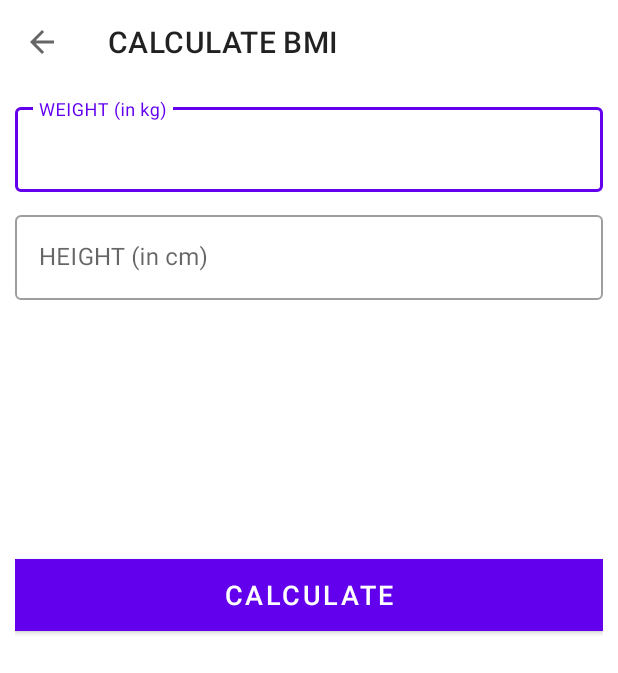
After one commit to pilichm/7MinutesWorkout, an Android app: the BMIActivity screen opened directly, with no data from a screen before it, on a phone screen of 412 x 824 dp. The commit adds this screen. Shown: the top 673 px of the screen. Run offline under Robolectric (Android 15) with nearby library versions, the phone set to English and light mode, and no system bars.

Commit message:
Added: - BMI activity calculating BMI in metric units.

```diff
--- /dev/null
+++ b/app/src/main/res/layout/activity_bmiactivity.xml
@@ -0,0 +1,114 @@
+<?xml version="1.0" encoding="utf-8"?>
+<RelativeLayout xmlns:android="http://schemas.android.com/apk/res/android"
+    xmlns:tools="http://schemas.android.com/tools"
+    android:layout_width="match_parent"
+    android:layout_height="match_parent"
+    android:orientation="vertical"
+    tools:context=".BMIActivity">
+
+    <androidx.appcompat.widget.Toolbar
+        android:id="@+id/toolbarBMIActivity"
+        android:layout_width="match_parent"
+        android:layout_height="?android:attr/actionBarSize"
+        android:background="#FFFFFF" />
+
+    <LinearLayout
+        android:id="@+id/llUnitsView"
+        android:layout_width="match_parent"
+        android:layout_height="match_parent"
+        android:layout_below="@id/toolbarBMIActivity"
+        android:orientation="vertical"
+        android:padding="10dp">
+
+        <com.google.android.material.textfield.TextInputLayout
+            android:id="@+id/tilMetricUnitWeight"
+            style="@style/Widget.MaterialComponents.TextInputLayout.OutlinedBox"
+            android:layout_width="match_parent"
+            android:layout_height="wrap_content">
+
+            <androidx.appcompat.widget.AppCompatEditText
+                android:id="@+id/etMetricUnitWeight"
+                android:layout_width="match_parent"
+                android:layout_height="wrap_content"
+                android:hint="@string/weight_in_kg"
+                android:inputType="numberDecimal"
+                android:textSize="16sp" />
+        </com.google.android.material.textfield.TextInputLayout>
+
+        <com.google.android.material.textfield.TextInputLayout
+            android:id="@+id/tilMetricUnitHeight"
+            style="@style/Widget.MaterialComponents.TextInputLayout.OutlinedBox"
+            android:layout_width="match_parent"
+            android:layout_marginTop="10dp"
+            android:layout_height="wrap_content">
+
+            <androidx.appcompat.widget.AppCompatEditText
+                android:id="@+id/etMetricUnitHeight"
+                android:layout_width="match_parent"
+                android:layout_height="wrap_content"
+                android:hint="@string/height_in_cm"
+                android:inputType="numberDecimal"
+                android:textSize="16sp" />
+        </com.google.android.material.textfield.TextInputLayout>
+
+        <LinearLayout
+            android:id="@+id/llDiplayBMIResult"
+            android:layout_width="match_parent"
+            android:layout_height="wrap_content"
+            android:layout_marginTop="25dp"
+            android:orientation="vertical"
+            android:visibility="visible"
+            tools:visibility="visible">
+
+            <TextView
+                android:id="@+id/tvYourBMI"
+                android:layout_width="match_parent"
+                android:layout_height="wrap_content"
+                android:gravity="center"
+                android:text="@string/your_bmi"
+                android:textAllCaps="true"
+                android:visibility="invisible"
+                android:textSize="16sp" />
+
+            <TextView
+                android:id="@+id/tvBMIValue"
+                android:layout_width="match_parent"
+                android:layout_height="wrap_content"
+                android:layout_marginTop="5dp"
+                android:gravity="center"
+                android:textSize="18sp"
+                android:textStyle="bold"
+                tools:text="15.00" />
+
+            <TextView
+                android:id="@+id/tvBMIType"
+                android:layout_width="match_parent"
+                android:layout_height="wrap_content"
+                android:layout_marginTop="5dp"
+                android:gravity="center"
+                android:textSize="18sp"
+                tools:text="Normal" />
+
+            <TextView
+                android:id="@+id/tvBMIDescription"
+                android:layout_width="match_parent"
+                android:layout_height="wrap_content"
+                android:layout_marginTop="5dp"
+                android:gravity="center"
+                android:textSize="18sp"
+                tools:text="Normal" />
+        </LinearLayout>
+
+        <Button
+            android:id="@+id/btnCalculateUnits"
+            android:layout_width="match_parent"
+            android:layout_height="wrap_content"
+            android:layout_gravity="bottom"
+            android:layout_marginTop="35dp"
+            android:background="@color/teal_700"
+            android:text="@string/calculate"
+            android:textColor="#FFFFFF"
+            android:textSize="18sp" />
+    </LinearLayout>
+
+</RelativeLayout>
--- a/app/src/main/res/values/strings.xml
+++ b/app/src/main/res/values/strings.xml
@@ -12,4 +12,10 @@
     <string name="this_will_stop_your_workout">This will stop your workout. You\'ve come this far, are you sure?</string>
     <string name="yes">YES</string>
     <string name="no">NO</string>
+    <string name="bpm">BMI</string>
+    <string name="calculator">Calculator</string>
+    <string name="calculate">CALCULATE</string>
+    <string name="your_bmi">YOUR BMI</string>
+    <string name="height_in_cm">HEIGHT (in cm)</string>
+    <string name="weight_in_kg">WEIGHT (in kg)</string>
 </resources>
```
Also changed, not shown: app/src/main/AndroidManifest.xml (+6 -2 lines), app/src/main/java/pl/pilichm/a7minutesworkout/BMIActivity.kt (added, +105 -0 lines), app/src/main/java/pl/pilichm/a7minutesworkout/ExerciseActivity.kt (+12 -12 lines), app/src/main/java/pl/pilichm/a7minutesworkout/MainActivity.kt (+10 -4 lines), app/src/main/res/layout/activity_main.xml (+37 -0 lines).
